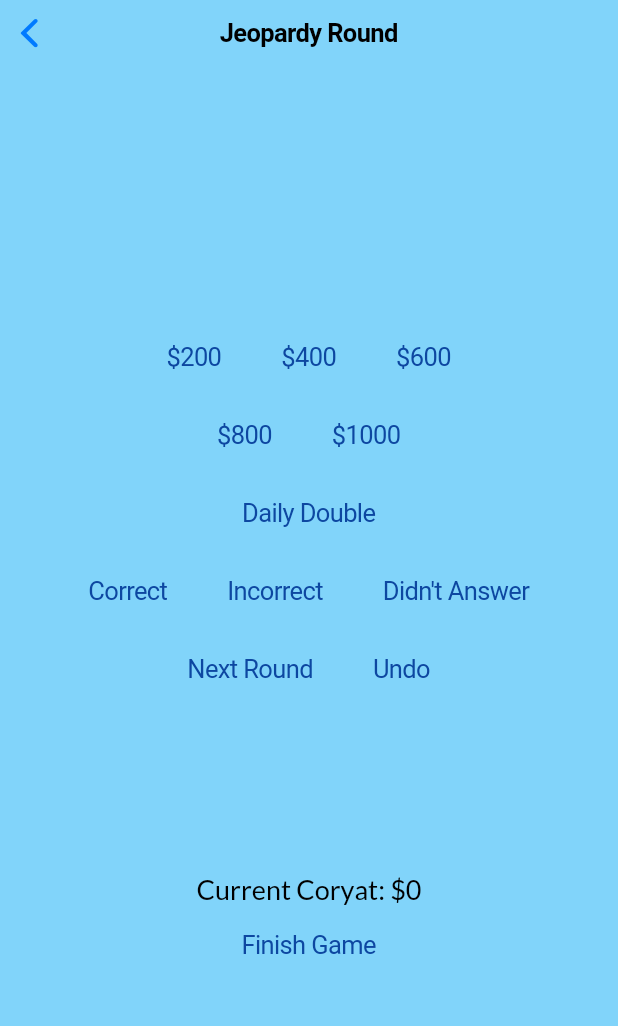
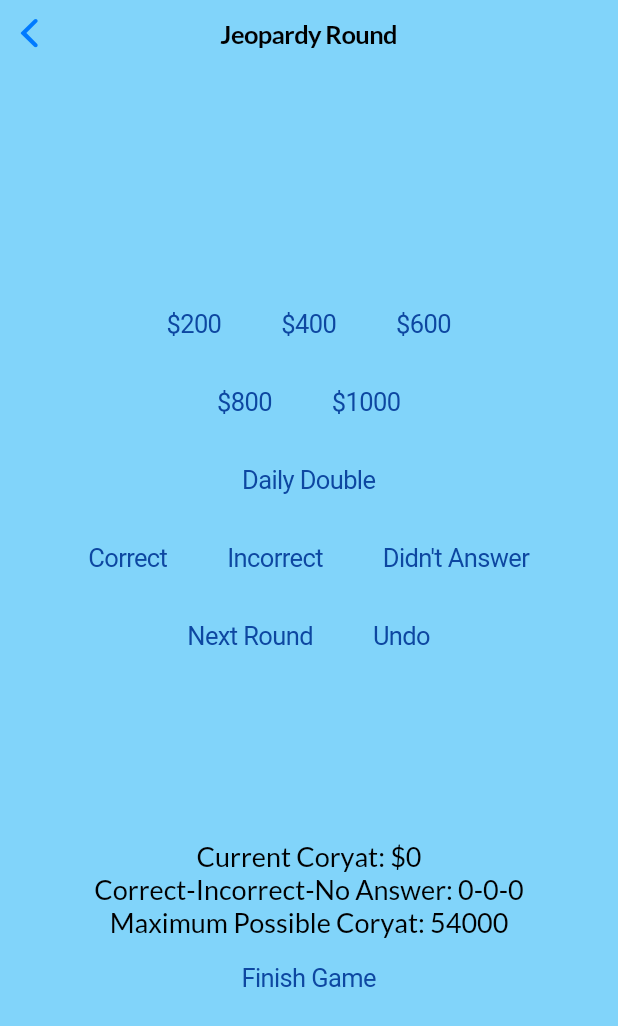
Before and after one commit to alexwongapps/coryat, a Flutter app: the ManualGameScreen screen opened directly with empty values, on a phone screen of 412 x 824 dp. Shown: the top 1026 px of the screen. Run offline on Flutter 3.47's test engine with Material 2 defaults, Android fonts, the phone set to English and light mode, and no system bars; our stand-ins replace cloud_firestore, firebase_auth, firebase_core, sqflite; missing offline and left inert: firebase_auth_ui; accounts and stored records are empty.

Commit message:
cleaned up stats, created coryatelement class

```diff
--- /dev/null
+++ b/lib/constants/coryatelement.dart
@@ -0,0 +1,16 @@
+import 'package:coryat/constants/fontsize.dart';
+import 'package:flutter/cupertino.dart';
+
+class CoryatElement {
+  static cupertinoNavigationBar(String text) {
+    return CupertinoNavigationBar(
+      middle: Text(
+        text,
+        style: TextStyle(
+          fontFamily: Font.family,
+        ),
+      ),
+      border: null,
+    );
+  }
+}
--- /dev/null
+++ b/lib/constants/fontsize.dart
@@ -0,0 +1,4 @@
+class Font {
+  static const String family = "Lato";
+  static const double size_regular = 18;
+}
--- a/lib/enums/fontsize.dart
+++ /dev/null
@@ -1,3 +0,0 @@
-class FontSize {
-  static const double regular = 18;
-}
--- a/lib/enums/stat.dart
+++ b/lib/enums/stat.dart
@@ -3,7 +3,7 @@ class Stat {
   static const JEOPARDY_CORYAT = 1;
   static const DOUBLE_JEOPARDY_CORYAT = 2;
   static const MAX_CORYAT = 3;
-  static const CORRECT_VALUE = 4;
-  static const INCORRECT_VALUE = 5;
-  static const NO_ANSWER_VALUE = 6;
+  static const CORRECT_TOTAL_VALUE = 4;
+  static const INCORRECT_TOTAL_VALUE = 5;
+  static const NO_ANSWER_TOTAL_VALUE = 6;
 }
--- a/lib/main.dart
+++ b/lib/main.dart
@@ -2,6 +2,8 @@ import 'package:coryat/data/sqlitepersistence.dart';
 import 'package:coryat/screens/homescreen.dart';
 import 'package:flutter/cupertino.dart';
 import 'package:flutter/material.dart';
+
+import 'constants/fontsize.dart';
 
 void main() async {
   WidgetsFlutterBinding.ensureInitialized();
@@ -18,7 +20,7 @@ class MyApp extends StatelessWidget {
       theme: CupertinoThemeData(
         textTheme: CupertinoTextThemeData(
             textStyle: TextStyle(
-                fontFamily: 'Lato',
+                fontFamily: Font.family,
                 fontSize: 18,
                 color: CupertinoColors.black)),
         barBackgroundColor: Colors.lightBlue[200],
--- a/lib/models/game.dart
+++ b/lib/models/game.dart
@@ -123,26 +123,25 @@ class Game {
   // Stats
 
   int getStat(int stat) {
-    switch (stat) {
-      case Stat.CORYAT:
+    // variables you can use
     int total = 0;
+    int currentRound = Round.jeopardy;
+
+    // process each event
     for (Event event in _events) {
       if (event.type == EventType.clue) {
         Clue c = event as Clue;
+
+        // 1) process clues
+        switch (stat) {
+          case Stat.CORYAT:
             if (c.response == Response.correct) {
               total += c.question.value;
             } else if (c.response == Response.incorrect) {
               total -= c.question.value;
             }
-          }
-        }
-        return total;
             break;
           case Stat.JEOPARDY_CORYAT:
-        int total = 0;
-        for (Event event in _events) {
-          if (event.type == EventType.clue) {
-            Clue c = event as Clue;
             if (c.question.round == Round.jeopardy) {
               if (c.response == Response.correct) {
                 total += c.question.value;
@@ -150,15 +149,8 @@ class Game {
                 total -= c.question.value;
               }
             }
-          }
-        }
-        return total;
             break;
           case Stat.DOUBLE_JEOPARDY_CORYAT:
-        int total = 0;
-        for (Event event in _events) {
-          if (event.type == EventType.clue) {
-            Clue c = event as Clue;
             if (c.question.round == Round.double_jeopardy) {
               if (c.response == Response.correct) {
                 total += c.question.value;
@@ -166,29 +158,56 @@ class Game {
                 total -= c.question.value;
               }
             }
+            break;
+          case Stat.MAX_CORYAT:
+            total += c.question.value;
+            break;
+          case Stat.CORRECT_TOTAL_VALUE:
+            if (c.response == Response.correct) {
+              total += c.question.value;
+            }
+            break;
+          case Stat.INCORRECT_TOTAL_VALUE:
+            if (c.response == Response.incorrect) {
+              total += c.question.value;
+            }
+            break;
+          case Stat.NO_ANSWER_TOTAL_VALUE:
+            if (c.response == Response.none) {
+              total += c.question.value;
+            }
+            break;
+        }
+      } else if (event.type == EventType.marker) {
+        Marker m = event as Marker;
+
+        // 2) process markers
+        switch (stat) {
+          case Stat.MAX_CORYAT:
+            if (m.primaryText() == Marker.NEXT_ROUND) {
+              total = 0;
+              currentRound = Round.nextRound(currentRound);
+            }
+            break;
         }
       }
+    }
+
+    // 3) post-process/return
+    switch (stat) {
+      case Stat.CORYAT:
+      case Stat.JEOPARDY_CORYAT:
+      case Stat.DOUBLE_JEOPARDY_CORYAT:
+      case Stat.CORRECT_TOTAL_VALUE:
+      case Stat.INCORRECT_TOTAL_VALUE:
+      case Stat.NO_ANSWER_TOTAL_VALUE:
         return total;
         break;
       case Stat.MAX_CORYAT:
-        int seenInRound = 0;
-        int currentRound = Round.jeopardy;
-        for (Event event in _events) {
-          if (event.type == EventType.clue) {
-            Clue c = event as Clue;
-            seenInRound += c.question.value;
-          } else if (event.type == EventType.marker) {
-            Marker m = event as Marker;
-            if (m.primaryText() == Marker.NEXT_ROUND) {
-              seenInRound = 0;
-              currentRound = Round.nextRound(currentRound);
-            }
-          }
-        }
         if (currentRound == Round.jeopardy) {
-          return getStat(Stat.CORYAT) + (18000 - seenInRound) + 36000;
+          return getStat(Stat.CORYAT) + (18000 - total) + 36000;
         } else if (currentRound == Round.double_jeopardy) {
-          return getStat(Stat.CORYAT) + (36000 - seenInRound);
+          return getStat(Stat.CORYAT) + (36000 - total);
         } else {
           return getStat(Stat.CORYAT);
         }
--- a/lib/screens/gamescreens/automaticgamescreen.dart
+++ b/lib/screens/gamescreens/automaticgamescreen.dart
@@ -1,3 +1,4 @@
+import 'package:coryat/constants/coryatelement.dart';
 import 'package:coryat/data/sqlitepersistence.dart';
 import 'package:coryat/enums/eventtype.dart';
 import 'package:coryat/enums/response.dart';
@@ -21,9 +22,7 @@ class _AutomaticGameScreenState extends State<AutomaticGameScreen> {
   @override
   Widget build(BuildContext context) {
     return CupertinoPageScaffold(
-      navigationBar: CupertinoNavigationBar(
-        middle: Text("Play Game"),
-      ),
+      navigationBar: CoryatElement.cupertinoNavigationBar("Play Game"),
       child: Center(
         child: Column(
           mainAxisSize: MainAxisSize.min,
--- a/lib/screens/gamescreens/datescreen.dart
+++ b/lib/screens/gamescreens/datescreen.dart
@@ -1,3 +1,4 @@
+import 'package:coryat/constants/coryatelement.dart';
 import 'package:coryat/models/game.dart';
 import 'package:coryat/screens/gamescreens/manualgamescreen.dart';
 import 'package:coryat/screens/gamescreens/automaticgamescreen.dart';
@@ -14,9 +15,7 @@ class _DateScreenState extends State<DateScreen> {
   @override
   Widget build(BuildContext context) {
     return CupertinoPageScaffold(
-      navigationBar: CupertinoNavigationBar(
-        middle: Text("Pick Game Date"),
-      ),
+      navigationBar: CoryatElement.cupertinoNavigationBar("Pick Game Date"),
       child: Center(
         child: Column(
           mainAxisSize: MainAxisSize.min,
--- a/lib/screens/gamescreens/manualgamescreen.dart
+++ b/lib/screens/gamescreens/manualgamescreen.dart
@@ -1,6 +1,7 @@
+import 'package:coryat/constants/coryatelement.dart';
 import 'package:coryat/data/sqlitepersistence.dart';
 import 'package:coryat/enums/eventtype.dart';
-import 'package:coryat/enums/fontsize.dart';
+import 'package:coryat/constants/fontsize.dart';
 import 'package:coryat/enums/response.dart';
 import 'package:coryat/enums/round.dart';
 import 'package:coryat/enums/stat.dart';
@@ -28,13 +29,12 @@ class _ManualGameScreenState extends State<ManualGameScreen> {
   @override
   Widget build(BuildContext context) {
     return CupertinoPageScaffold(
-      navigationBar: CupertinoNavigationBar(
-        middle: Text(currentRound == Round.jeopardy
-            ? "Jeopardy Round"
-            : currentRound == Round.double_jeopardy
-                ? "Double Jeopardy Round"
-                : "Final Jeopardy"),
-      ),
+      navigationBar:
+          CoryatElement.cupertinoNavigationBar(currentRound == Round.jeopardy
+              ? "Jeopardy Round"
+              : currentRound == Round.double_jeopardy
+                  ? "Double Jeopardy Round"
+                  : "Final Jeopardy"),
       child: Center(
         child: Column(
           mainAxisSize: MainAxisSize.min,
@@ -248,6 +248,14 @@ class _ManualGameScreenState extends State<ManualGameScreen> {
             ),
             Text("Current Coryat: \$" +
                 widget.game.getStat(Stat.CORYAT).toString()),
+            Text("Correct-Incorrect-No Answer: " +
+                widget.game.getStat(Stat.CORRECT_TOTAL_VALUE).toString() +
+                "-" +
+                widget.game.getStat(Stat.INCORRECT_TOTAL_VALUE).toString() +
+                "-" +
+                widget.game.getStat(Stat.NO_ANSWER_TOTAL_VALUE).toString()),
+            Text("Maximum Possible Coryat: " +
+                widget.game.getStat(Stat.MAX_CORYAT).toString()),
             CupertinoButton(
               child: Text("Finish Game"),
               onPressed: () {
--- a/lib/screens/historyscreens/gamedetailscreen.dart
+++ b/lib/screens/historyscreens/gamedetailscreen.dart
@@ -1,3 +1,4 @@
+import 'package:coryat/constants/coryatelement.dart';
 import 'package:coryat/enums/eventtype.dart';
 import 'package:coryat/enums/round.dart';
 import 'package:coryat/models/clue.dart';
@@ -17,9 +18,8 @@ class _GameDetailScreenState extends State<GameDetailScreen> {
   @override
   Widget build(BuildContext context) {
     return CupertinoPageScaffold(
-      navigationBar: CupertinoNavigationBar(
-        middle: Text(widget.game.dateDescription()),
-      ),
+      navigationBar:
+          CoryatElement.cupertinoNavigationBar(widget.game.dateDescription()),
       child: Center(
         child: Column(
           mainAxisSize: MainAxisSize.min,
--- a/lib/screens/historyscreens/historyscreen.dart
+++ b/lib/screens/historyscreens/historyscreen.dart
@@ -1,3 +1,4 @@
+import 'package:coryat/constants/coryatelement.dart';
 import 'package:coryat/data/firebase.dart';
 import 'package:coryat/data/jarchive.dart';
 import 'package:coryat/data/sqlitepersistence.dart';
@@ -26,9 +27,7 @@ class _HistoryScreenState extends State<HistoryScreen> {
   @override
   Widget build(BuildContext context) {
     return CupertinoPageScaffold(
-      navigationBar: CupertinoNavigationBar(
-        middle: Text("Games Played"),
-      ),
+      navigationBar: CoryatElement.cupertinoNavigationBar("Games Played"),
       child: Center(
         child: Column(
           mainAxisSize: MainAxisSize.min,
--- a/lib/screens/homescreen.dart
+++ b/lib/screens/homescreen.dart
@@ -1,3 +1,5 @@
+import 'package:coryat/constants/coryatelement.dart';
+import 'package:coryat/constants/fontsize.dart';
 import 'package:coryat/screens/gamescreens/datescreen.dart';
 import 'package:coryat/screens/historyscreens/historyscreen.dart';
 import 'package:coryat/screens/leaderboardscreens/leaderboardscreen.dart';
@@ -26,9 +28,7 @@ class _HomeScreenState extends State<HomeScreen> {
   @override
   Widget build(BuildContext context) {
     return CupertinoPageScaffold(
-      navigationBar: CupertinoNavigationBar(
-        middle: Text("Coryat"),
-      ),
+      navigationBar: CoryatElement.cupertinoNavigationBar("Coryat"),
       child: Center(
         child: Column(
           mainAxisSize: MainAxisSize.min,
--- a/lib/screens/leaderboardscreens/leaderboardscreen.dart
+++ b/lib/screens/leaderboardscreens/leaderboardscreen.dart
@@ -1,3 +1,4 @@
+import 'package:coryat/constants/coryatelement.dart';
 import 'package:coryat/data/firebase.dart';
 import 'package:coryat/data/sqlitepersistence.dart';
 import 'package:coryat/models/game.dart';
@@ -29,9 +30,7 @@ class _LeaderboardScreenState extends State<LeaderboardScreen> {
   @override
   Widget build(BuildContext context) {
     return CupertinoPageScaffold(
-      navigationBar: CupertinoNavigationBar(
-        middle: Text("Leaderboard"),
-      ),
+      navigationBar: CoryatElement.cupertinoNavigationBar("Leaderboard"),
       child: Center(
         child: Column(
           mainAxisSize: MainAxisSize.min,
```
Also changed, not shown: lib/screens/statsscreens/statsscreen.dart (+12 -26 lines), 1 other file. Lines whose indentation alone changed are shown as unchanged.
